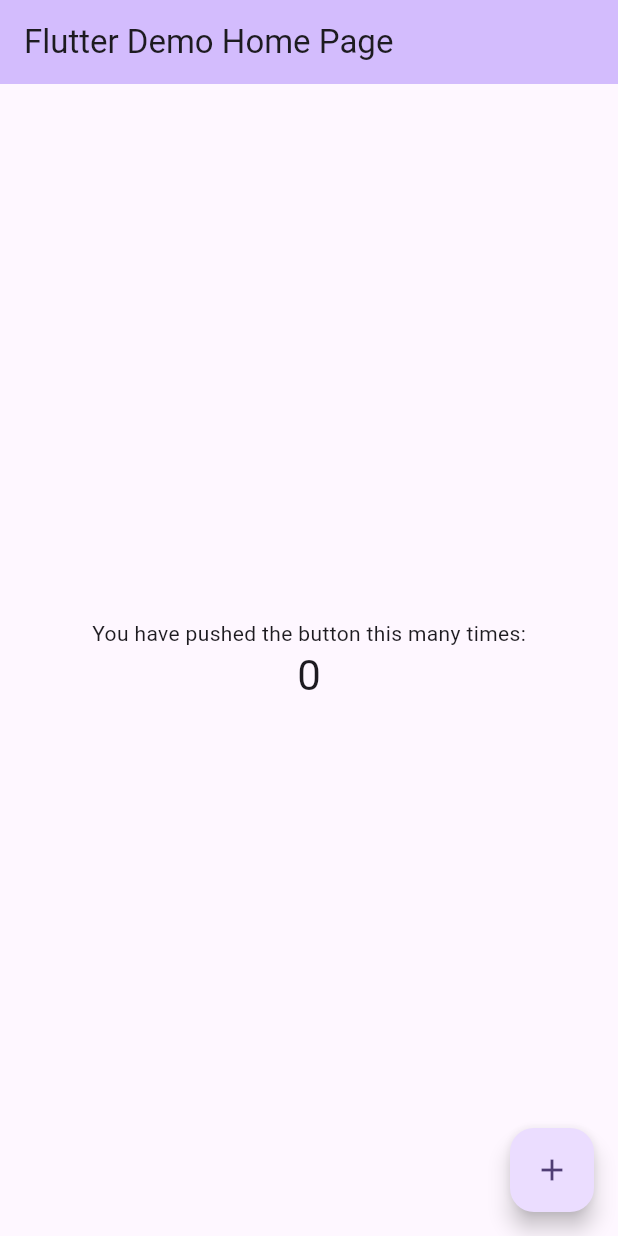
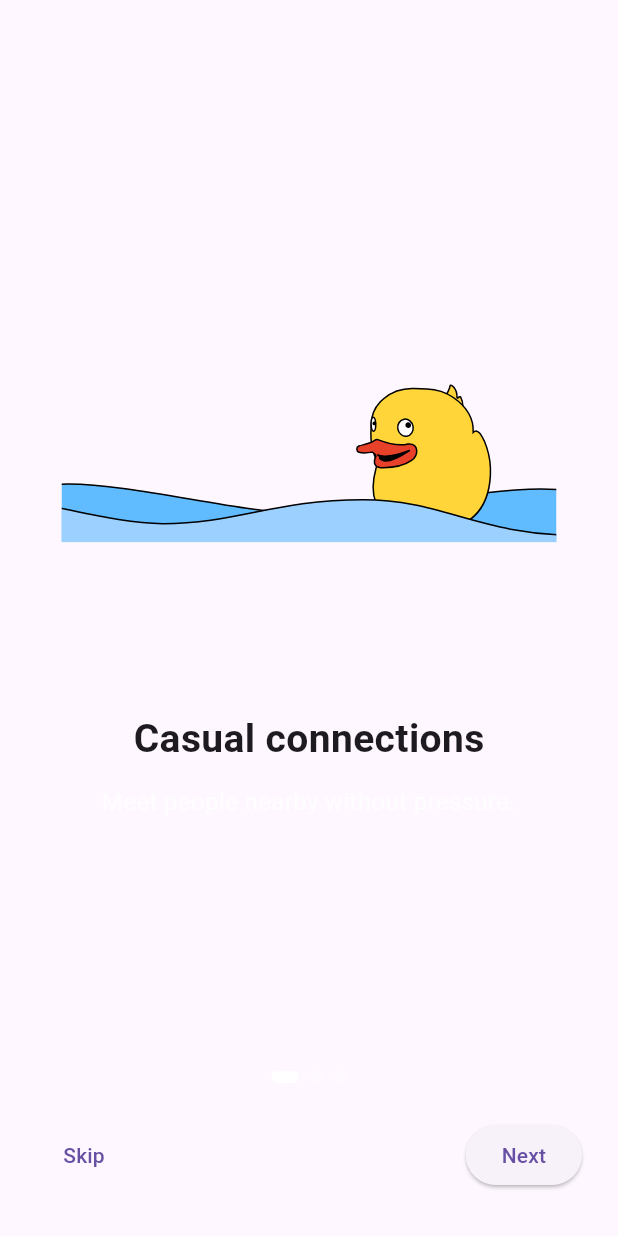
Before and after one commit to SudheshHegde2002/duckBuddy, a Flutter app: the screen it shows after launch, on a phone screen of 412 x 824 dp. Run offline on Flutter 3.47's test engine with Material 3 defaults, Android fonts, the light colour scheme and no system bars; our stand-ins replace lottie.

Commit message:
Added inital screen for onboarding

```diff
--- /dev/null
+++ b/lib/app.dart
@@ -0,0 +1,14 @@
+import 'package:flutter/material.dart';
+import 'features/onboarding_screen.dart';
+
+class DuckBuddyApp extends StatelessWidget {
+  const DuckBuddyApp({super.key});
+
+  @override
+  Widget build(BuildContext context) {
+    return const MaterialApp(
+      debugShowCheckedModeBanner: false,
+      home: const OnboardingScreen(),
+    );
+  }
+}
--- /dev/null
+++ b/lib/features/onboarding_model.dart
@@ -0,0 +1,11 @@
+class OnboardingPageData {
+  final String title;
+  final String desc;
+  final String anim;
+
+  const OnboardingPageData({
+    required this.title,
+    required this.desc,
+    required this.anim,
+  });
+}
--- /dev/null
+++ b/lib/features/onboarding_page.dart
@@ -0,0 +1,36 @@
+import 'package:flutter/material.dart';
+import 'package:lottie/lottie.dart';
+import 'onboarding_model.dart';
+
+class OnboardingPage extends StatelessWidget {
+  final OnboardingPageData data;
+
+  const OnboardingPage({super.key, required this.data});
+
+  @override
+  Widget build(BuildContext context) {
+    return Column(
+      mainAxisAlignment: MainAxisAlignment.center,
+      children: [
+        SizedBox(
+          height: 280,
+          child: Lottie.asset(data.anim),
+        ),
+        const SizedBox(height: 30),
+        Text(
+          data.title,
+          style: const TextStyle(fontSize: 26, fontWeight: FontWeight.bold),
+        ),
+        const SizedBox(height: 12),
+        Padding(
+          padding: const EdgeInsets.symmetric(horizontal: 32),
+          child: Text(
+            data.desc,
+            textAlign: TextAlign.center,
+            style: const TextStyle(fontSize: 16, color: Colors.white70),
+          ),
+        ),
+      ],
+    );
+  }
+}
--- /dev/null
+++ b/lib/features/onboarding_screen.dart
@@ -0,0 +1,109 @@
+import 'package:flutter/material.dart';
+import 'onboarding_page.dart';
+import 'onboarding_model.dart';
+
+
+class OnboardingScreen extends StatefulWidget {
+  const OnboardingScreen({super.key});
+
+  @override
+  State<OnboardingScreen> createState() => _OnboardingScreenState();
+}
+
+class _OnboardingScreenState extends State<OnboardingScreen> {
+  final PageController _controller = PageController();
+  int _index = 0;
+
+final pages = const [
+  OnboardingPageData(
+    title: "Casual connections",
+    desc: "Meet people nearby without pressure.",
+    anim: "assets/animations/CANARD.json",
+  ),
+  OnboardingPageData(
+    title: "Swipe & chat",
+    desc: "Start conversations instantly.",
+    anim: "assets/animations/duck.json",
+  ),
+  OnboardingPageData(
+    title: "Only 18+, real users",
+    desc: "Safe, verified, and controlled.",
+    anim: "assets/animations/verification.json",
+  ),
+];
+
+
+  @override
+Widget build(BuildContext context) {
+  return Scaffold(
+    body: SafeArea(
+      child: Column(
+        children: [
+          Expanded(
+            child: PageView.builder(
+              controller: _controller,
+              itemCount: pages.length,
+              onPageChanged: (i) => setState(() => _index = i),
+              itemBuilder: (_, i) => OnboardingPage(data: pages[i]),
+            ),
+          ),
+
+          // Dots Indicator
+          Row(
+            mainAxisAlignment: MainAxisAlignment.center,
+            children: List.generate(
+              pages.length,
+              (i) => Container(
+                margin: const EdgeInsets.all(4),
+                width: _index == i ? 18 : 8,
+                height: 8,
+                decoration: BoxDecoration(
+                  color: _index == i ? Colors.white : Colors.white30,
+                  borderRadius: BorderRadius.circular(10),
+                ),
+              ),
+            ),
+          ),
+
+          const SizedBox(height: 20),
+
+          // Skip & Next / Get Started Buttons
+          Padding(
+            padding: const EdgeInsets.symmetric(horizontal: 24),
+            child: Row(
+              children: [
+                TextButton(
+                  onPressed: () {
+                    // TODO: Navigate to Welcome/Login screen
+                  },
+                  child: const Text("Skip"),
+                ),
+                const Spacer(),
+                ElevatedButton(
+                  onPressed: () {
+                    if (_index < pages.length - 1) {
+                      _controller.nextPage(
+                        duration: const Duration(milliseconds: 300),
+                        curve: Curves.easeOut,
+                      );
+                    } else {
+                      // TODO: Navigate to Welcome/Login screen
+                    }
+                  },
+                  child: Text(
+                    _index == pages.length - 1
+                        ? "Get Started"
+                        : "Next",
+                  ),
+                ),
+              ],
+            ),
+          ),
+
+          const SizedBox(height: 30),
+        ],
+      ),
+    ),
+  );
+}
+}
--- a/lib/main.dart
+++ b/lib/main.dart
@@ -1,122 +1,6 @@
 import 'package:flutter/material.dart';
+import 'app.dart';
 
 void main() {
-  runApp(const MyApp());
+  runApp(const DuckBuddyApp());
 }
-
-class MyApp extends StatelessWidget {
-  const MyApp({super.key});
-
-  // This widget is the root of your application.
-  @override
-  Widget build(BuildContext context) {
-    return MaterialApp(
-      title: 'Flutter Demo',
-      theme: ThemeData(
-        // This is the theme of your application.
-        //
-        // TRY THIS: Try running your application with "flutter run". You'll see
-        // the application has a purple toolbar. Then, without quitting the app,
-        // try changing the seedColor in the colorScheme below to Colors.green
-        // and then invoke "hot reload" (save your changes or press the "hot
-        // reload" button in a Flutter-supported IDE, or press "r" if you used
-        // the command line to start the app).
-        //
-        // Notice that the counter didn't reset back to zero; the application
-        // state is not lost during the reload. To reset the state, use hot
-        // restart instead.
-        //
-        // This works for code too, not just values: Most code changes can be
-        // tested with just a hot reload.
-        colorScheme: .fromSeed(seedColor: Colors.deepPurple),
-      ),
-      home: const MyHomePage(title: 'Flutter Demo Home Page'),
-    );
-  }
-}
-
-class MyHomePage extends StatefulWidget {
-  const MyHomePage({super.key, required this.title});
-
-  // This widget is the home page of your application. It is stateful, meaning
-  // that it has a State object (defined below) that contains fields that affect
-  // how it looks.
-
-  // This class is the configuration for the state. It holds the values (in this
-  // case the title) provided by the parent (in this case the App widget) and
-  // used by the build method of the State. Fields in a Widget subclass are
-  // always marked "final".
-
-  final String title;
-
-  @override
-  State<MyHomePage> createState() => _MyHomePageState();
-}
-
-class _MyHomePageState extends State<MyHomePage> {
-  int _counter = 0;
-
-  void _incrementCounter() {
-    setState(() {
-      // This call to setState tells the Flutter framework that something has
-      // changed in this State, which causes it to rerun the build method below
-      // so that the display can reflect the updated values. If we changed
-      // _counter without calling setState(), then the build method would not be
-      // called again, and so nothing would appear to happen.
-      _counter++;
-    });
-  }
-
-  @override
-  Widget build(BuildContext context) {
-    // This method is rerun every time setState is called, for instance as done
-    // by the _incrementCounter method above.
-    //
-    // The Flutter framework has been optimized to make rerunning build methods
-    // fast, so that you can just rebuild anything that needs updating rather
-    // than having to individually change instances of widgets.
-    return Scaffold(
-      appBar: AppBar(
-        // TRY THIS: Try changing the color here to a specific color (to
-        // Colors.amber, perhaps?) and trigger a hot reload to see the AppBar
-        // change color while the other colors stay the same.
-        backgroundColor: Theme.of(context).colorScheme.inversePrimary,
-        // Here we take the value from the MyHomePage object that was created by
-        // the App.build method, and use it to set our appbar title.
-        title: Text(widget.title),
-      ),
-      body: Center(
-        // Center is a layout widget. It takes a single child and positions it
-        // in the middle of the parent.
-        child: Column(
-          // Column is also a layout widget. It takes a list of children and
-          // arranges them vertically. By default, it sizes itself to fit its
-          // children horizontally, and tries to be as tall as its parent.
-          //
-          // Column has various properties to control how it sizes itself and
-          // how it positions its children. Here we use mainAxisAlignment to
-          // center the children vertically; the main axis here is the vertical
-          // axis because Columns are vertical (the cross axis would be
-          // horizontal).
-          //
-          // TRY THIS: Invoke "debug painting" (choose the "Toggle Debug Paint"
-          // action in the IDE, or press "p" in the console), to see the
-          // wireframe for each widget.
-          mainAxisAlignment: .center,
-          children: [
-            const Text('You have pushed the button this many times:'),
-            Text(
-              '$_counter',
-              style: Theme.of(context).textTheme.headlineMedium,
-            ),
-          ],
-        ),
-      ),
-      floatingActionButton: FloatingActionButton(
-        onPressed: _incrementCounter,
-        tooltip: 'Increment',
-        child: const Icon(Icons.add),
-      ),
-    );
-  }
-}
--- a/pubspec.yaml
+++ b/pubspec.yaml
@@ -57,6 +57,8 @@ flutter:
   # included with your application, so that you can use the icons in
   # the material Icons class.
   uses-material-design: true
+  assets:
+    - assets/animations/
 
   # To add assets to your application, add an assets section, like this:
   # assets:
```
Also changed, not shown: assets/animations/verification.json (renamed from assets/animations/Successful icon animation.json).
